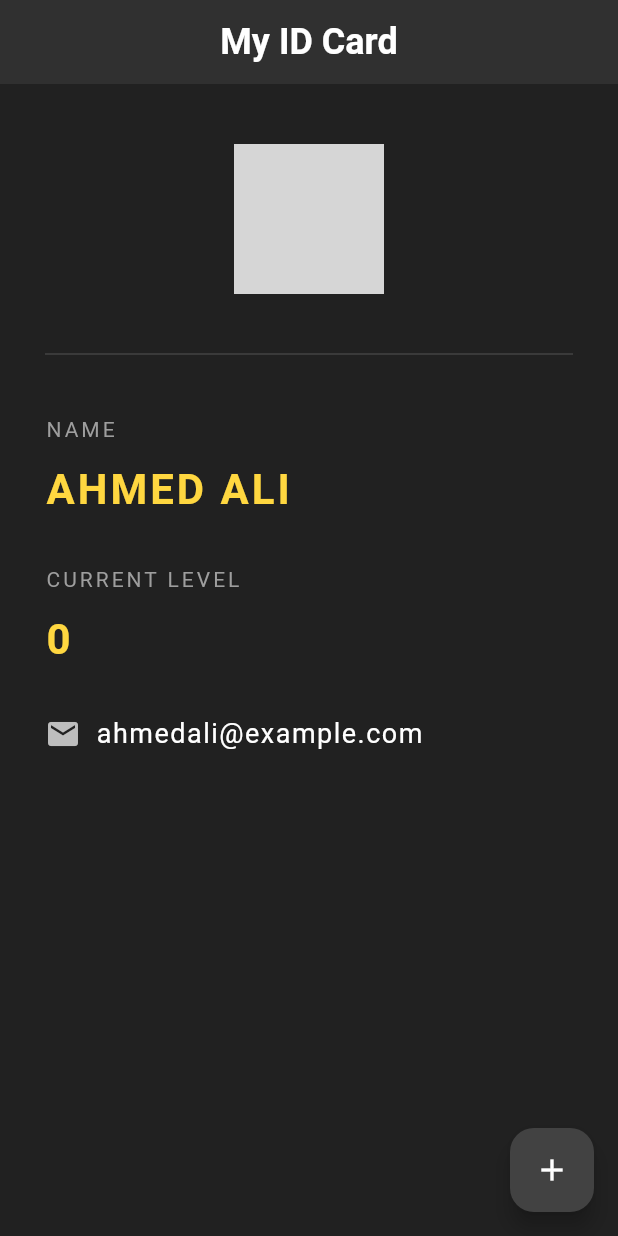
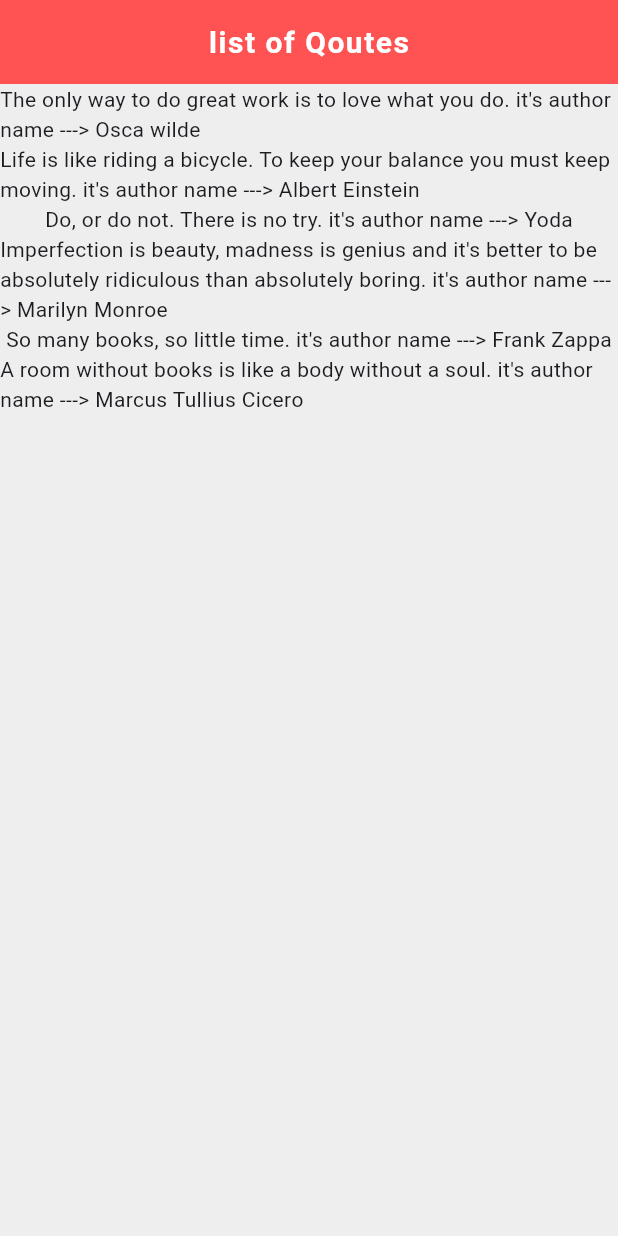
Before and after one commit to AhmedMujtaba999/mini_flut_proj, a Flutter app: the screen it shows after launch, on a phone screen of 412 x 824 dp. Run offline on Flutter 3.47's test engine with Material 3 defaults, Android fonts, the phone set to English and light mode, and no system bars; Roboto replaces fonts that are missing (Arial); grey boxes are pictures that could not be loaded.

Commit message:
using List varaible to display on app

```diff
--- a/lib/main.dart
+++ b/lib/main.dart
@@ -1,113 +1,49 @@
 import 'package:flutter/material.dart';
+import 'quote.dart';
 
 void main() {
-  runApp(const MaterialApp(debugShowCheckedModeBanner: false, home: Card()));
+  runApp(MaterialApp(debugShowCheckedModeBanner: false, home: DataList()));
 }
 
-class Card extends StatefulWidget {
-  const Card({super.key});
-
+class DataList extends StatefulWidget {
   @override
-  State<Card> createState() => _CardState();
+  _DataListState createState() => _DataListState();
 }
 
-class _CardState extends State<Card> {
-  int ahmedLevel=0;
+class _DataListState extends State<DataList> {
+  List<Quote> qoutes= [
+   Quote(author: 'Osca wilde', text: 'The only way to do great work is to love what you do.'),
+    Quote(author: 'Albert Einstein', text: 'Life is like riding a bicycle. To keep your balance you must keep moving.'),
+    Quote(author: 'Yoda', text: 'Do, or do not. There is no try.'),
+    Quote(author: 'Marilyn Monroe', text: 'Imperfection is beauty, madness is genius and it\'s better to be absolutely ridiculous than absolutely boring.'),
+    Quote(author: 'Frank Zappa', text: 'So many books, so little time.'),
+    Quote(author: 'Marcus Tullius Cicero', text: 'A room without books is like a body without a soul.')
+  ];
   @override
   Widget build(BuildContext context) {
     return Scaffold(
-      backgroundColor: Colors.grey[900],
+      backgroundColor: Colors.grey[200],
       appBar: AppBar(
         title: Text(
-          "My ID Card",
+          "list of Qoutes",
           style: TextStyle(
+            color: Colors.white,
+            fontSize: 20,
             fontWeight: FontWeight.bold,
-            fontSize: 24,
-            color: Colors.white,
+            letterSpacing: 1.0,
+            fontFamily: 'Arial',
           ),
         ),
         centerTitle: true,
-        backgroundColor: Colors.grey[850],
-        elevation: 0.0,
+        backgroundColor: Colors.redAccent,
       ),
-      body: Padding(
-        padding: EdgeInsets.fromLTRB(30.0, 40.0, 30.0, 0),
-        child: Column(
-          crossAxisAlignment: CrossAxisAlignment.start,
-          children: <Widget>[
+      body: Column(children: qoutes.map((quote){
+        return Text('${quote.text} it\'s author name ---> ${quote.author}');
 
-          Center(child: CircleAvatar(
-            backgroundImage: AssetImage('assets/img1.jpg'),
-            radius: 50.0,
-          ),),
-          Divider(
-            height: 80.0,
-            color: Colors.grey[800],
-          ),
+      }).toList(),
 
 
-
-            Text(
-              "NAME",
-              style: TextStyle(color: Colors.grey, letterSpacing: 2.0),
-            ),
-            SizedBox(height: 10.0),
-            Text(
-              "AHMED ALI",
-              style: TextStyle(
-                color: Colors.amberAccent,
-                letterSpacing: 2.0,
-                fontSize: 28.0,
-                fontWeight: FontWeight.bold,
-              ),
-            ),
-
-            SizedBox(height: 30.0),
-
-            Text(
-              "CURRENT LEVEL",
-              style: TextStyle(color: Colors.grey, letterSpacing: 2.0),
-            ),
-            SizedBox(height: 10.0),
-            Text(
-              "$ahmedLevel",
-              style: TextStyle(
-                color: Colors.amberAccent,
-                letterSpacing: 2.0,
-                fontSize: 28.0,
-                fontWeight: FontWeight.bold,
-              ),
-            ),
-            SizedBox(height: 30.0),
-            Row(
-              children: <Widget>[
-                Icon(Icons.email, color: Colors.grey[400]),
-                SizedBox(width: 10.0),
-                Text(
-                  "ahmedali@example.com",
-                  style: TextStyle(color: Colors.white, fontSize: 18.0,
-                  letterSpacing: 1.0),
-                ),
-              ],
-            ),
-
-
-
-
-          ],
-        ),
-      ),
-     floatingActionButton: FloatingActionButton(
-
-      onPressed: (){
-       setState((){
-        ahmedLevel+=1;
-       });
-      },
-      child: Icon(Icons.add, color: Colors.white,),
-      backgroundColor: Colors.grey[800],
-     ),
-
+      )
     );
   }
 }
--- /dev/null
+++ b/lib/quote.dart
@@ -0,0 +1,11 @@
+class Quote {
+  // final String text;
+  // final String author;
+  String text='';
+  String author='';
+  // Quote(String text, String author){
+  //   this.text=text;
+  //   this.author=author;
+  // }
+  Quote({required this.text, required this.author});
+}
```
